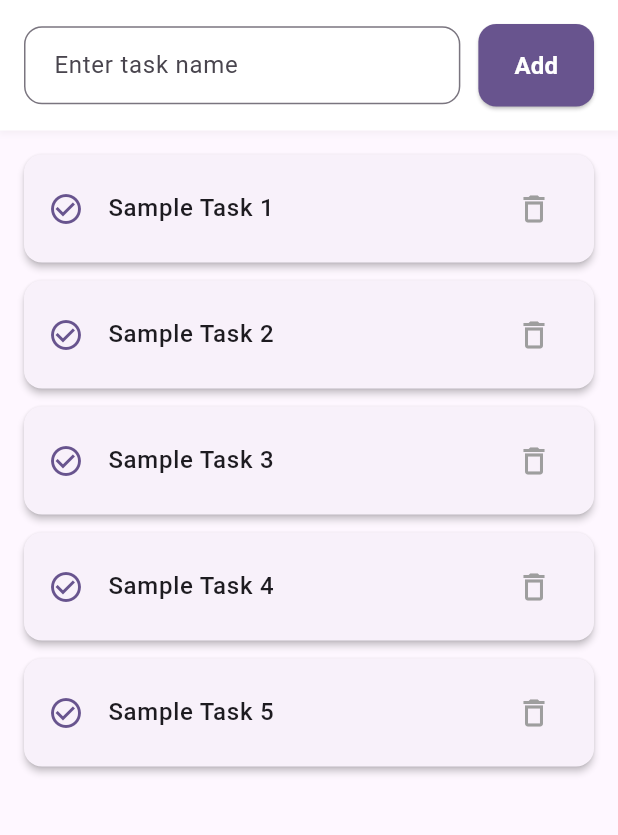
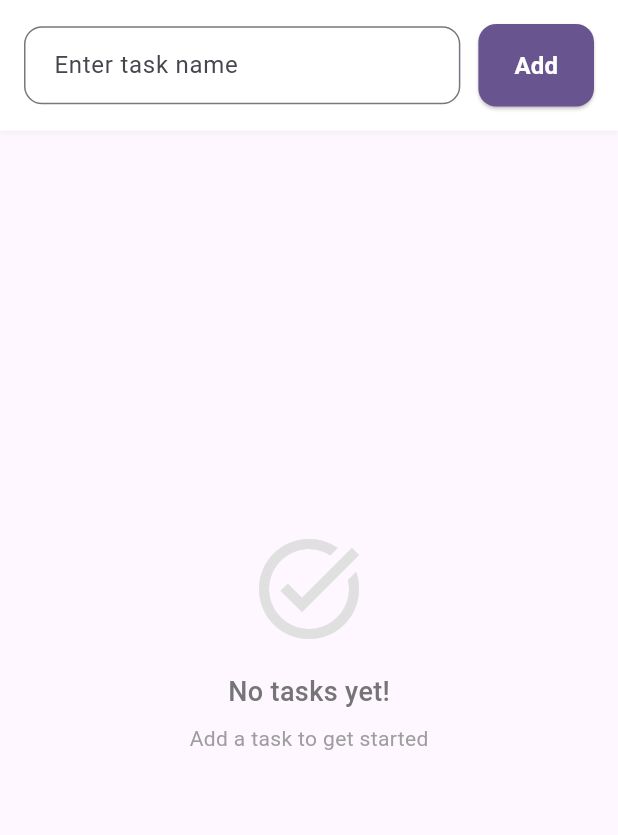
Before and after one commit to jithu2111/taskly_cw3, a Flutter app: the screen it shows after launch, after a tap on "Add", on a phone screen of 412 x 824 dp, the part 84-919 px from its top. Run offline on Flutter 3.47's test engine with Material 3 defaults, Android fonts, the phone set to English and light mode, and no system bars.

Commit message:
Implemented task management with the UI, adding, deleting, completing the task

```diff
--- a/lib/main.dart
+++ b/lib/main.dart
@@ -15,20 +15,54 @@
         colorScheme: ColorScheme.fromSeed(seedColor: Colors.deepPurple),
         useMaterial3: true,
       ),
-      home: const TaskListPage(),
+      home: const TaskListScreen(),
     );
   }
 }
 
-class TaskListPage extends StatefulWidget {
-  const TaskListPage({super.key});
+// Task model class
+class Task {
+  String name;
+  bool isCompleted;
+
+  Task({required this.name, this.isCompleted = false});
+}
+
+class TaskListScreen extends StatefulWidget {
+  const TaskListScreen({super.key});
 
   @override
-  State<TaskListPage> createState() => _TaskListPageState();
+  State<TaskListScreen> createState() => _TaskListScreenState();
 }
 
-class _TaskListPageState extends State<TaskListPage> {
+class _TaskListScreenState extends State<TaskListScreen> {
+  // Instance variable: List of tasks
+  final List<Task> _tasks = [];
   final TextEditingController _taskController = TextEditingController();
+
+  // Method to add a new task
+  void addTask(String taskName) {
+    if (taskName.trim().isNotEmpty) {
+      setState(() {
+        _tasks.add(Task(name: taskName));
+      });
+      _taskController.clear();
+    }
+  }
+
+  // Method to toggle task completion status
+  void completeTask(int index) {
+    setState(() {
+      _tasks[index].isCompleted = !_tasks[index].isCompleted;
+    });
+  }
+
+  // Method to remove a task
+  void removeTask(int index) {
+    setState(() {
+      _tasks.removeAt(index);
+    });
+  }
 
   @override
   void dispose() {
@@ -80,7 +114,7 @@
                 const SizedBox(width: 12),
                 ElevatedButton(
                   onPressed: () {
-                    // Logic will be added later
+                    addTask(_taskController.text);
                   },
                   style: ElevatedButton.styleFrom(
                     backgroundColor: Theme.of(context).colorScheme.primary,
@@ -105,12 +139,43 @@
             ),
           ),
 
-          // Task list section (placeholder for now)
+          // Task list section
           Expanded(
-            child: ListView.builder(
+            child: _tasks.isEmpty
+                ? Center(
+                    child: Column(
+                      mainAxisAlignment: MainAxisAlignment.center,
+                      children: [
+                        Icon(
+                          Icons.task_alt,
+                          size: 80,
+                          color: Colors.grey[300],
+                        ),
+                        const SizedBox(height: 16),
+                        Text(
+                          'No tasks yet!',
+                          style: TextStyle(
+                            fontSize: 18,
+                            color: Colors.grey[600],
+                            fontWeight: FontWeight.w500,
+                          ),
+                        ),
+                        const SizedBox(height: 8),
+                        Text(
+                          'Add a task to get started',
+                          style: TextStyle(
+                            fontSize: 14,
+                            color: Colors.grey[500],
+                          ),
+                        ),
+                      ],
+                    ),
+                  )
+                : ListView.builder(
                     padding: const EdgeInsets.all(16.0),
-              itemCount: 5, // Placeholder count
+                    itemCount: _tasks.length,
                     itemBuilder: (context, index) {
+                      final task = _tasks[index];
                       return Card(
                         margin: const EdgeInsets.only(bottom: 12),
                         elevation: 2,
@@ -122,21 +187,39 @@
                             horizontal: 16,
                             vertical: 8,
                           ),
-                    leading: Icon(
-                      Icons.check_circle_outline,
-                      color: Theme.of(context).colorScheme.primary,
+                          leading: IconButton(
+                            icon: Icon(
+                              task.isCompleted
+                                  ? Icons.check_circle
+                                  : Icons.check_circle_outline,
+                              color: task.isCompleted
+                                  ? Colors.green
+                                  : Theme.of(context).colorScheme.primary,
+                            ),
+                            onPressed: () {
+                              completeTask(index);
+                            },
                           ),
                           title: Text(
-                      'Sample Task ${index + 1}',
-                      style: const TextStyle(
+                            task.name,
+                            style: TextStyle(
                               fontSize: 16,
                               fontWeight: FontWeight.w500,
+                              decoration: task.isCompleted
+                                  ? TextDecoration.lineThrough
+                                  : TextDecoration.none,
+                              color: task.isCompleted
+                                  ? Colors.grey
+                                  : Colors.black,
                             ),
                           ),
                           trailing: IconButton(
-                      icon: const Icon(Icons.delete_outline, color: Colors.grey),
+                            icon: const Icon(
+                              Icons.delete_outline,
+                              color: Colors.grey,
+                            ),
                             onPressed: () {
-                        // Logic will be added later
+                              removeTask(index);
                             },
                           ),
                         ),
```
Lines whose indentation alone changed are shown as unchanged.
